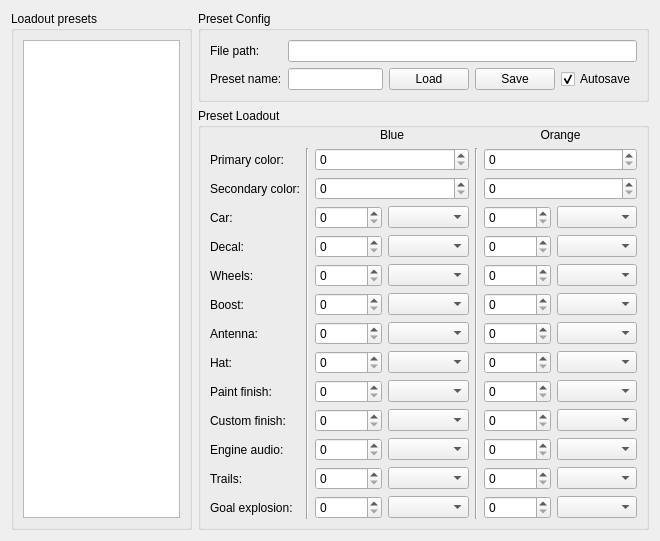
Old version of the form RLBotFramework/gui/qt_gui/car_customisation_3.ui in the repository RLBot/RLBot.
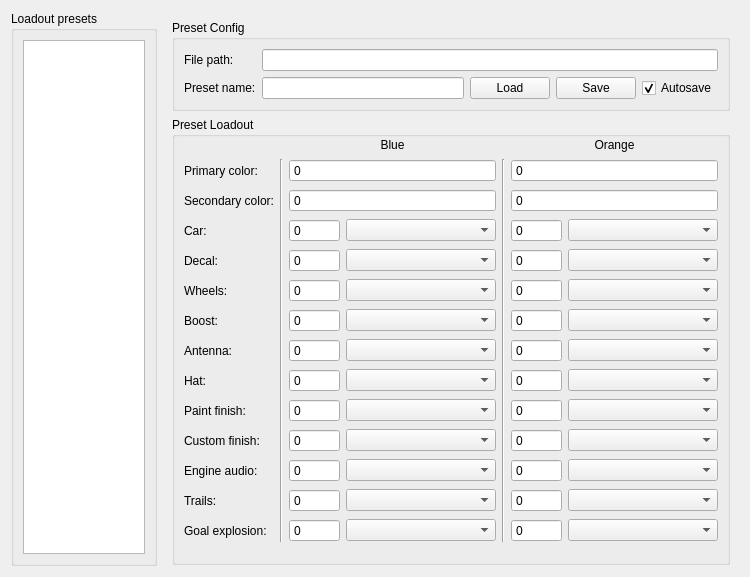
New version of the form.

Commit message: fixed layout issues

What changed in the file:
```diff
--- a/RLBotFramework/gui/qt_gui/car_customisation_3.ui
+++ b/RLBotFramework/gui/qt_gui/car_customisation_3.ui
@@ -6,8 +6,8 @@
    <rect>
     <x>0</x>
     <y>0</y>
-    <width>660</width>
-    <height>495</height>
+    <width>750</width>
+    <height>577</height>
    </rect>
   </property>
   <property name="windowTitle">
@@ -27,9 +27,10 @@
     </widget>
    </item>
    <item>
+    <widget class="QFrame" name="right_frame">
     <layout class="QVBoxLayout" name="verticalLayout_4" stretch="0,1">
      <property name="bottomMargin">
-      <number>0</number>
+       <number>1</number>
      </property>
      <item>
       <widget class="QGroupBox" name="groupBox_2">
@@ -143,6 +144,9 @@
         </item>
         <item row="1" column="2" colspan="2">
          <widget class="QSpinBox" name="blue_primary_spinbox">
+           <property name="buttonSymbols">
+            <enum>QAbstractSpinBox::NoButtons</enum>
+           </property>
           <property name="maximum">
            <number>999999999</number>
           </property>
@@ -150,6 +154,9 @@
         </item>
         <item row="1" column="5" colspan="2">
          <widget class="QSpinBox" name="orange_primary_spinbox">
+           <property name="buttonSymbols">
+            <enum>QAbstractSpinBox::NoButtons</enum>
+           </property>
           <property name="maximum">
            <number>999999999</number>
           </property>
@@ -171,6 +178,9 @@
         </item>
         <item row="2" column="5" colspan="2">
          <widget class="QSpinBox" name="orange_secondary_spinbox">
+           <property name="buttonSymbols">
+            <enum>QAbstractSpinBox::NoButtons</enum>
+           </property>
           <property name="maximum">
            <number>999999999</number>
           </property>
@@ -178,6 +188,9 @@
         </item>
         <item row="2" column="2" colspan="2">
          <widget class="QSpinBox" name="blue_secondary_spinbox">
+           <property name="buttonSymbols">
+            <enum>QAbstractSpinBox::NoButtons</enum>
+           </property>
           <property name="maximum">
            <number>999999999</number>
           </property>
@@ -185,23 +198,43 @@
         </item>
         <item row="3" column="2">
          <widget class="QSpinBox" name="blue_car_spinbox">
+           <property name="buttonSymbols">
+            <enum>QAbstractSpinBox::NoButtons</enum>
+           </property>
           <property name="maximum">
-           <number>999999999</number>
+            <number>999999</number>
           </property>
          </widget>
         </item>
         <item row="3" column="5">
          <widget class="QSpinBox" name="orange_car_spinbox">
+           <property name="buttonSymbols">
+            <enum>QAbstractSpinBox::NoButtons</enum>
+           </property>
           <property name="maximum">
-           <number>999999999</number>
+            <number>999999</number>
           </property>
          </widget>
         </item>
         <item row="3" column="6">
-         <widget class="QComboBox" name="orange_car_combobox"/>
+          <widget class="QComboBox" name="orange_car_combobox">
+           <property name="sizeAdjustPolicy">
+            <enum>QComboBox::AdjustToMinimumContentsLength</enum>
+           </property>
+           <property name="minimumContentsLength">
+            <number>15</number>
+           </property>
+          </widget>
         </item>
         <item row="3" column="3">
-         <widget class="QComboBox" name="blue_car_combobox"/>
+          <widget class="QComboBox" name="blue_car_combobox">
+           <property name="sizeAdjustPolicy">
+            <enum>QComboBox::AdjustToMinimumContentsLength</enum>
+           </property>
+           <property name="minimumContentsLength">
+            <number>15</number>
+           </property>
+          </widget>
         </item>
         <item row="4" column="0">
          <widget class="QLabel" name="label_4">
@@ -212,40 +245,73 @@
         </item>
         <item row="4" column="2">
          <widget class="QSpinBox" name="blue_decal_spinbox">
+           <property name="buttonSymbols">
+            <enum>QAbstractSpinBox::NoButtons</enum>
+           </property>
           <property name="maximum">
-           <number>999999999</number>
+            <number>999999</number>
           </property>
          </widget>
         </item>
         <item row="4" column="3">
-         <widget class="QComboBox" name="blue_decal_combobox"/>
+          <widget class="QComboBox" name="blue_decal_combobox">
+           <property name="sizeAdjustPolicy">
+            <enum>QComboBox::AdjustToMinimumContentsLength</enum>
+           </property>
+           <property name="minimumContentsLength">
+            <number>15</number>
+           </property>
+          </widget>
         </item>
         <item row="4" column="5">
          <widget class="QSpinBox" name="orange_decal_spinbox">
+           <property name="buttonSymbols">
+            <enum>QAbstractSpinBox::NoButtons</enum>
+           </property>
           <property name="maximum">
-           <number>999999999</number>
+            <number>999999</number>
           </property>
          </widget>
         </item>
         <item row="5" column="2">
          <widget class="QSpinBox" name="blue_wheels_spinbox">
+           <property name="buttonSymbols">
+            <enum>QAbstractSpinBox::NoButtons</enum>
+           </property>
           <property name="maximum">
-           <number>999999999</number>
+            <number>999999</number>
           </property>
          </widget>
         </item>
         <item row="5" column="3">
-         <widget class="QComboBox" name="blue_wheels_combobox"/>
+          <widget class="QComboBox" name="blue_wheels_combobox">
+           <property name="sizeAdjustPolicy">
+            <enum>QComboBox::AdjustToMinimumContentsLength</enum>
+           </property>
+           <property name="minimumContentsLength">
+            <number>15</number>
+           </property>
+          </widget>
         </item>
         <item row="5" column="5">
          <widget class="QSpinBox" name="orange_wheels_spinbox">
+           <property name="buttonSymbols">
+            <enum>QAbstractSpinBox::NoButtons</enum>
+           </property>
           <property name="maximum">
-           <number>999999999</number>
+            <number>999999</number>
           </property>
          </widget>
         </item>
         <item row="4" column="6">
-         <widget class="QComboBox" name="orange_decal_combobox"/>
+          <widget class="QComboBox" name="orange_decal_combobox">
+           <property name="sizeAdjustPolicy">
+            <enum>QComboBox::AdjustToMinimumContentsLength</enum>
+           </property>
+           <property name="minimumContentsLength">
+            <number>15</number>
+           </property>
+          </widget>
         </item>
         <item row="5" column="0">
          <widget class="QLabel" name="label_5">
@@ -256,13 +322,23 @@
         </item>
         <item row="6" column="5">
          <widget class="QSpinBox" name="orange_boost_spinbox">
+           <property name="buttonSymbols">
+            <enum>QAbstractSpinBox::NoButtons</enum>
+           </property>
           <property name="maximum">
-           <number>999999999</number>
+            <number>999999</number>
           </property>
          </widget>
         </item>
         <item row="6" column="3">
-         <widget class="QComboBox" name="blue_boost_combobox"/>
+          <widget class="QComboBox" name="blue_boost_combobox">
+           <property name="sizeAdjustPolicy">
+            <enum>QComboBox::AdjustToMinimumContentsLength</enum>
+           </property>
+           <property name="minimumContentsLength">
+            <number>15</number>
+           </property>
+          </widget>
         </item>
         <item row="6" column="0">
          <widget class="QLabel" name="label_6">
@@ -272,12 +348,22 @@
          </widget>
         </item>
         <item row="5" column="6">
-         <widget class="QComboBox" name="orange_wheels_combobox"/>
+          <widget class="QComboBox" name="orange_wheels_combobox">
+           <property name="sizeAdjustPolicy">
+            <enum>QComboBox::AdjustToMinimumContentsLength</enum>
+           </property>
+           <property name="minimumContentsLength">
+            <number>15</number>
+           </property>
+          </widget>
         </item>
         <item row="6" column="2">
          <widget class="QSpinBox" name="blue_boost_spinbox">
+           <property name="buttonSymbols">
+            <enum>QAbstractSpinBox::NoButtons</enum>
+           </property>
           <property name="maximum">
-           <number>999999999</number>
+            <number>999999</number>
           </property>
          </widget>
         </item>
@@ -289,24 +375,44 @@
          </widget>
         </item>
         <item row="7" column="3">
-         <widget class="QComboBox" name="blue_antenna_combobox"/>
+          <widget class="QComboBox" name="blue_antenna_combobox">
+           <property name="sizeAdjustPolicy">
+            <enum>QComboBox::AdjustToMinimumContentsLength</enum>
+           </property>
+           <property name="minimumContentsLength">
+            <number>15</number>
+           </property>
+          </widget>
         </item>
         <item row="7" column="2">
          <widget class="QSpinBox" name="blue_antenna_spinbox">
+           <property name="buttonSymbols">
+            <enum>QAbstractSpinBox::NoButtons</enum>
+           </property>
           <property name="maximum">
-           <number>999999999</number>
+            <number>999999</number>
           </property>
          </widget>
         </item>
         <item row="7" column="5">
          <widget class="QSpinBox" name="orange_antenna_spinbox">
+           <property name="buttonSymbols">
+            <enum>QAbstractSpinBox::NoButtons</enum>
+           </property>
           <property name="maximum">
-           <number>999999999</number>
+            <number>999999</number>
           </property>
          </widget>
         </item>
         <item row="6" column="6">
-         <widget class="QComboBox" name="orange_boost_combobox"/>
+          <widget class="QComboBox" name="orange_boost_combobox">
+           <property name="sizeAdjustPolicy">
+            <enum>QComboBox::AdjustToMinimumContentsLength</enum>
+           </property>
+           <property name="minimumContentsLength">
+            <number>15</number>
+           </property>
+          </widget>
         </item>
         <item row="8" column="0">
          <widget class="QLabel" name="label_8">
@@ -317,36 +423,73 @@
         </item>
         <item row="8" column="2">
          <widget class="QSpinBox" name="blue_hat_spinbox">
+           <property name="buttonSymbols">
+            <enum>QAbstractSpinBox::NoButtons</enum>
+           </property>
           <property name="maximum">
-           <number>999999999</number>
+            <number>999999</number>
           </property>
          </widget>
         </item>
         <item row="8" column="3">
-         <widget class="QComboBox" name="blue_hat_combobox"/>
+          <widget class="QComboBox" name="blue_hat_combobox">
+           <property name="sizeAdjustPolicy">
+            <enum>QComboBox::AdjustToMinimumContentsLength</enum>
+           </property>
+           <property name="minimumContentsLength">
+            <number>15</number>
+           </property>
+          </widget>
         </item>
         <item row="8" column="5">
          <widget class="QSpinBox" name="orange_hat_spinbox">
+           <property name="buttonSymbols">
+            <enum>QAbstractSpinBox::NoButtons</enum>
+           </property>
           <property name="maximum">
-           <number>999999999</number>
+            <number>999999</number>
           </property>
          </widget>
         </item>
         <item row="7" column="6">
-         <widget class="QComboBox" name="orange_antenna_combobox"/>
+          <widget class="QComboBox" name="orange_antenna_combobox">
+           <property name="sizeAdjustPolicy">
+            <enum>QComboBox::AdjustToMinimumContentsLength</enum>
+           </property>
+           <property name="minimumContentsLength">
+            <number>15</number>
+           </property>
+          </widget>
         </item>
         <item row="8" column="6">
-         <widget class="QComboBox" name="orange_hat_combobox"/>
+          <widget class="QComboBox" name="orange_hat_combobox">
+           <property name="sizeAdjustPolicy">
+            <enum>QComboBox::AdjustToMinimumContentsLength</enum>
+           </property>
+           <property name="minimumContentsLength">
+            <number>15</number>
+           </property>
+          </widget>
         </item>
         <item row="9" column="2">
          <widget class="QSpinBox" name="blue_paint_finish_spinbox">
+           <property name="buttonSymbols">
+            <enum>QAbstractSpinBox::NoButtons</enum>
+           </property>
           <property name="maximum">
-           <number>999999999</number>
+            <number>999999</number>
           </property>
          </widget>
         </item>
         <item row="9" column="3">
-         <widget class="QComboBox" name="blue_paint_finish_combobox"/>
+          <widget class="QComboBox" name="blue_paint_finish_combobox">
+           <property name="sizeAdjustPolicy">
+            <enum>QComboBox::AdjustToMinimumContentsLength</enum>
+           </property>
+           <property name="minimumContentsLength">
+            <number>15</number>
+           </property>
+          </widget>
         </item>
         <item row="9" column="0">
          <widget class="QLabel" name="label_9">
@@ -363,46 +506,82 @@
          </widget>
         </item>
         <item row="10" column="3">
-         <widget class="QComboBox" name="blue_custom_finish_combobox"/>
+          <widget class="QComboBox" name="blue_custom_finish_combobox">
+           <property name="sizeAdjustPolicy">
+            <enum>QComboBox::AdjustToMinimumContentsLength</enum>
+           </property>
+           <property name="minimumContentsLength">
+            <number>15</number>
+           </property>
+          </widget>
         </item>
         <item row="9" column="6">
-         <widget class="QComboBox" name="orange_paint_finish_combobox"/>
+          <widget class="QComboBox" name="orange_paint_finish_combobox">
+           <property name="sizeAdjustPolicy">
+            <enum>QComboBox::AdjustToMinimumContentsLength</enum>
+           </property>
+           <property name="minimumContentsLength">
+            <number>15</number>
+           </property>
+          </widget>
         </item>
         <item row="10" column="2">
          <widget class="QSpinBox" name="blue_custom_finish_spinbox">
+           <property name="buttonSymbols">
+            <enum>QAbstractSpinBox::NoButtons</enum>
+           </property>
           <property name="maximum">
-           <number>999999999</number>
+            <number>999999</number>
           </property>
          </widget>
         </item>
         <item row="9" column="5">
          <widget class="QSpinBox" name="orange_paint_finish_spinbox">
+           <property name="buttonSymbols">
+            <enum>QAbstractSpinBox::NoButtons</enum>
+           </property>
           <property name="maximum">
-           <number>999999999</number>
+            <number>999999</number>
           </property>
          </widget>
         </item>
         <item row="11" column="2">
          <widget class="QSpinBox" name="blue_engine_spinbox">
+           <property name="buttonSymbols">
+            <enum>QAbstractSpinBox::NoButtons</enum>
+           </property>
           <property name="maximum">
-           <number>999999999</number>
+            <number>999999</number>
           </property>
          </widget>
         </item>
         <item row="11" column="3">
-         <widget class="QComboBox" name="blue_engine_combobox"/>
+          <widget class="QComboBox" name="blue_engine_combobox">
+           <property name="sizeAdjustPolicy">
+            <enum>QComboBox::AdjustToMinimumContentsLength</enum>
+           </property>
+           <property name="minimumContentsLength">
+            <number>15</number>
+           </property>
+          </widget>
         </item>
         <item row="11" column="5">
          <widget class="QSpinBox" name="orange_engine_spinbox">
+           <property name="buttonSymbols">
+            <enum>QAbstractSpinBox::NoButtons</enum>
+           </property>
           <property name="maximum">
-           <number>999999999</number>
+            <number>999999</number>
           </property>
          </widget>
         </item>
         <item row="10" column="5">
          <widget class="QSpinBox" name="orange_custom_finish_spinbox">
+           <property name="buttonSymbols">
+            <enum>QAbstractSpinBox::NoButtons</enum>
+           </property>
           <property name="maximum">
-           <number>999999999</number>
+            <number>999999</number>
           </property>
          </widget>
         </item>
@@ -414,13 +593,34 @@
          </widget>
         </item>
         <item row="10" column="6">
-         <widget class="QComboBox" name="orange_custom_finish_combobox"/>
+          <widget class="QComboBox" name="orange_custom_finish_combobox">
+           <property name="sizeAdjustPolicy">
+            <enum>QComboBox::AdjustToMinimumContentsLength</enum>
+           </property>
+           <property name="minimumContentsLength">
+            <number>15</number>
+           </property>
+          </widget>
         </item>
         <item row="11" column="6">
-         <widget class="QComboBox" name="orange_engine_combobox"/>
+          <widget class="QComboBox" name="orange_engine_combobox">
+           <property name="sizeAdjustPolicy">
+            <enum>QComboBox::AdjustToMinimumContentsLength</enum>
+           </property>
+           <property name="minimumContentsLength">
+            <number>15</number>
+           </property>
+          </widget>
         </item>
         <item row="12" column="3">
-         <widget class="QComboBox" name="blue_trails_combobox"/>
+          <widget class="QComboBox" name="blue_trails_combobox">
+           <property name="sizeAdjustPolicy">
+            <enum>QComboBox::AdjustToMinimumContentsLength</enum>
+           </property>
+           <property name="minimumContentsLength">
+            <number>15</number>
+           </property>
+          </widget>
         </item>
         <item row="12" column="0">
          <widget class="QLabel" name="label_12">
@@ -431,20 +631,33 @@
         </item>
         <item row="12" column="2">
          <widget class="QSpinBox" name="blue_trails_spinbox">
+           <property name="buttonSymbols">
+            <enum>QAbstractSpinBox::NoButtons</enum>
+           </property>
           <property name="maximum">
-           <number>999999999</number>
+            <number>999999</number>
           </property>
          </widget>
         </item>
         <item row="12" column="5">
          <widget class="QSpinBox" name="orange_trails_spinbox">
+           <property name="buttonSymbols">
+            <enum>QAbstractSpinBox::NoButtons</enum>
+           </property>
           <property name="maximum">
-           <number>999999999</number>
+            <number>999999</number>
           </property>
          </widget>
         </item>
         <item row="12" column="6">
-         <widget class="QComboBox" name="orange_trails_combobox"/>
+          <widget class="QComboBox" name="orange_trails_combobox">
+           <property name="sizeAdjustPolicy">
+            <enum>QComboBox::AdjustToMinimumContentsLength</enum>
+           </property>
+           <property name="minimumContentsLength">
+            <number>15</number>
+           </property>
+          </widget>
         </item>
         <item row="13" column="0">
          <widget class="QLabel" name="label_13">
@@ -455,21 +668,41 @@
         </item>
         <item row="13" column="2">
          <widget class="QSpinBox" name="blue_goal_explosion_spinbox">
+           <property name="buttonSymbols">
+            <enum>QAbstractSpinBox::NoButtons</enum>
+           </property>
           <property name="maximum">
-           <number>999999999</number>
+            <number>999999</number>
           </property>
          </widget>
         </item>
         <item row="13" column="3">
-         <widget class="QComboBox" name="blue_goal_explosion_combobox"/>
+          <widget class="QComboBox" name="blue_goal_explosion_combobox">
+           <property name="sizeAdjustPolicy">
+            <enum>QComboBox::AdjustToMinimumContentsLength</enum>
+           </property>
+           <property name="minimumContentsLength">
+            <number>15</number>
+           </property>
+          </widget>
         </item>
         <item row="13" column="6">
-         <widget class="QComboBox" name="orange_goal_explosion_combobox"/>
+          <widget class="QComboBox" name="orange_goal_explosion_combobox">
+           <property name="sizeAdjustPolicy">
+            <enum>QComboBox::AdjustToMinimumContentsLength</enum>
+           </property>
+           <property name="minimumContentsLength">
+            <number>15</number>
+           </property>
+          </widget>
         </item>
         <item row="13" column="5">
          <widget class="QSpinBox" name="orange_goal_explosion_spinbox">
+           <property name="buttonSymbols">
+            <enum>QAbstractSpinBox::NoButtons</enum>
+           </property>
           <property name="maximum">
-           <number>999999999</number>
+            <number>999999</number>
           </property>
          </widget>
         </item>
@@ -491,6 +724,7 @@
       </widget>
      </item>
     </layout>
+    </widget>
    </item>
   </layout>
  </widget>
```
Lines whose indentation alone changed are shown as unchanged. The commit also changes 2 other files.
